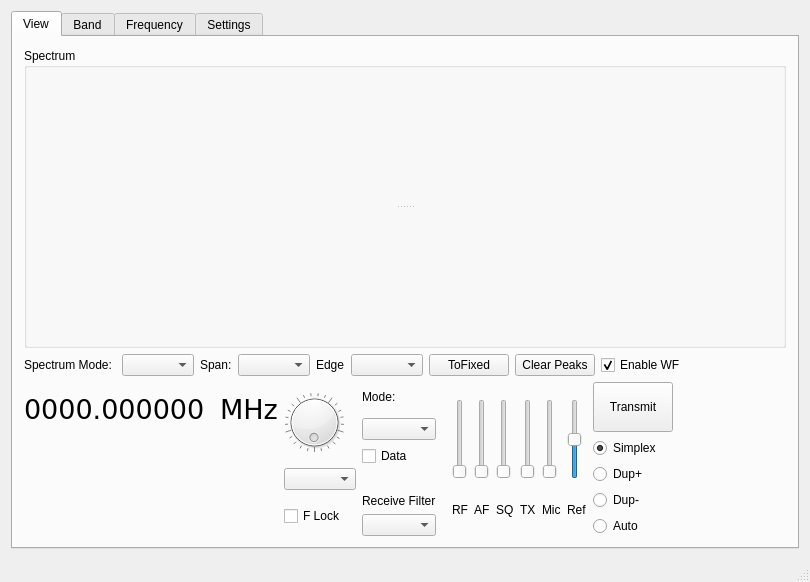
This is wfmain.ui in adecarolis/wfweb as Qt 5 draws it before an edit. The edited form follows.
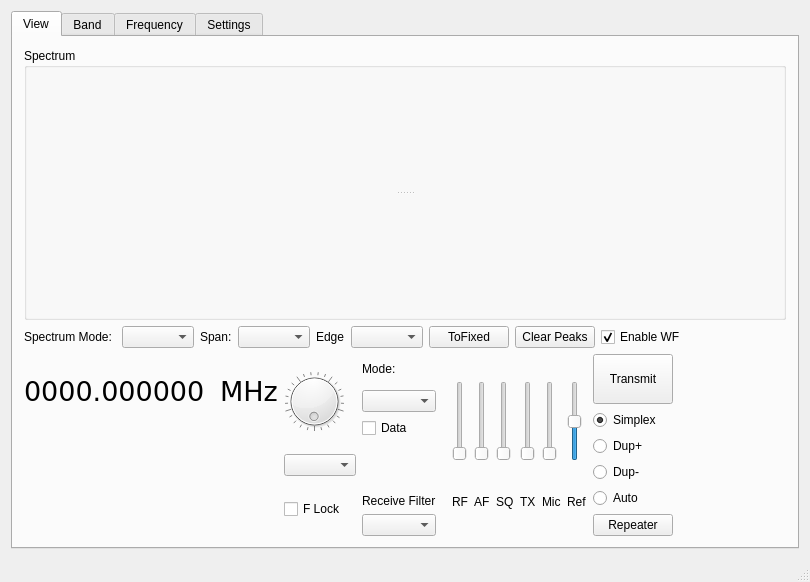
This is the edited form. Custom widgets are drawn as their Qt base class.

Commit message: Adding code to support a separate repeater setup window.

What changed in the file:
```diff
--- a/wfmain.ui
+++ b/wfmain.ui
@@ -663,6 +663,13 @@
               </attribute>
              </widget>
             </item>
+            <item>
+             <widget class="QPushButton" name="rptSetupBtn">
+              <property name="text">
+               <string>Repeater</string>
+              </property>
+             </widget>
+            </item>
            </layout>
           </item>
           <item>
```
Left out of the diff: 2 changed lines with no effect on the pictures. The commit also changes 8 other files.
